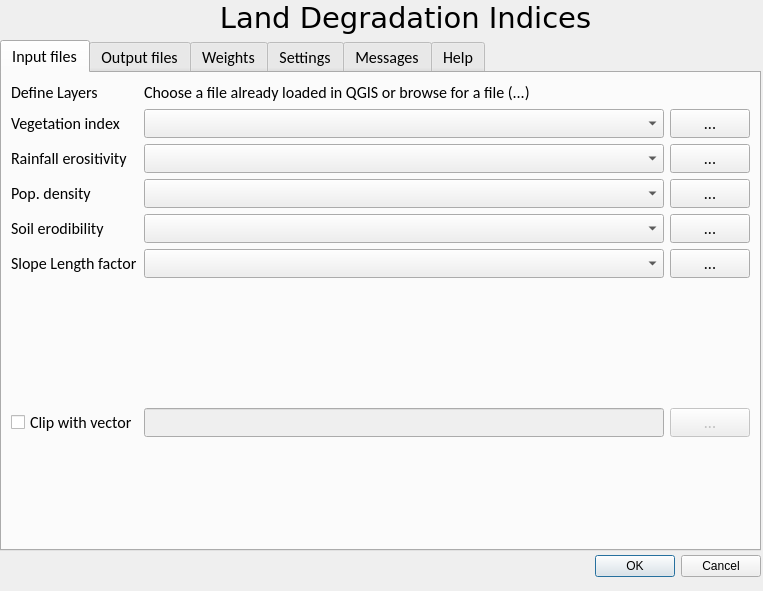
This is RCMRD_LandDegr/land_degr_dialog_base.ui in BrunoCombal/qgis_plugins as Qt 5 draws it before an edit. The edited form follows.
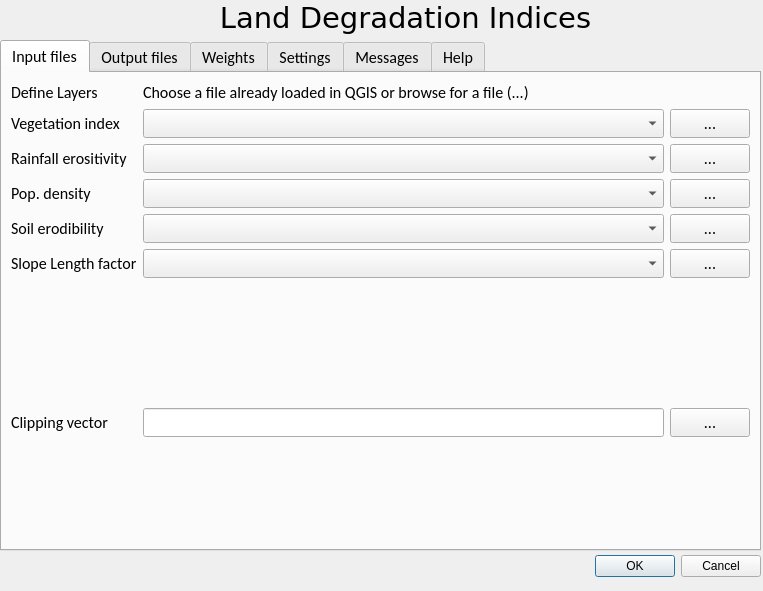
This is the edited form. The open tabs and pages were chosen to show the change.

Diff of the .ui file:
```diff
--- a/RCMRD_LandDegr/land_degr_dialog_base.ui
+++ b/RCMRD_LandDegr/land_degr_dialog_base.ui
@@ -195,24 +195,17 @@
        </property>
       </spacer>
      </item>
-     <item row="10" column="0">
-      <widget class="QCheckBox" name="checkClipShp">
-       <property name="text">
-        <string>Clip with vector</string>
-       </property>
-      </widget>
-     </item>
      <item row="10" column="1">
       <widget class="QLineEdit" name="editClipShp">
        <property name="enabled">
-        <bool>false</bool>
+        <bool>true</bool>
        </property>
       </widget>
      </item>
      <item row="10" column="2">
       <widget class="QPushButton" name="buttonClipShp">
        <property name="enabled">
-        <bool>false</bool>
+        <bool>true</bool>
        </property>
        <property name="text">
         <string>...</string>
@@ -232,6 +225,13 @@
        </property>
       </spacer>
      </item>
+     <item row="10" column="0">
+      <widget class="QLabel" name="label_8">
+       <property name="text">
+        <string>Clipping vector</string>
+       </property>
+      </widget>
+     </item>
     </layout>
    </widget>
    <widget class="QWidget" name="tabOutput">
```
Left out of the diff: 2 changed lines with no effect on the pictures.
